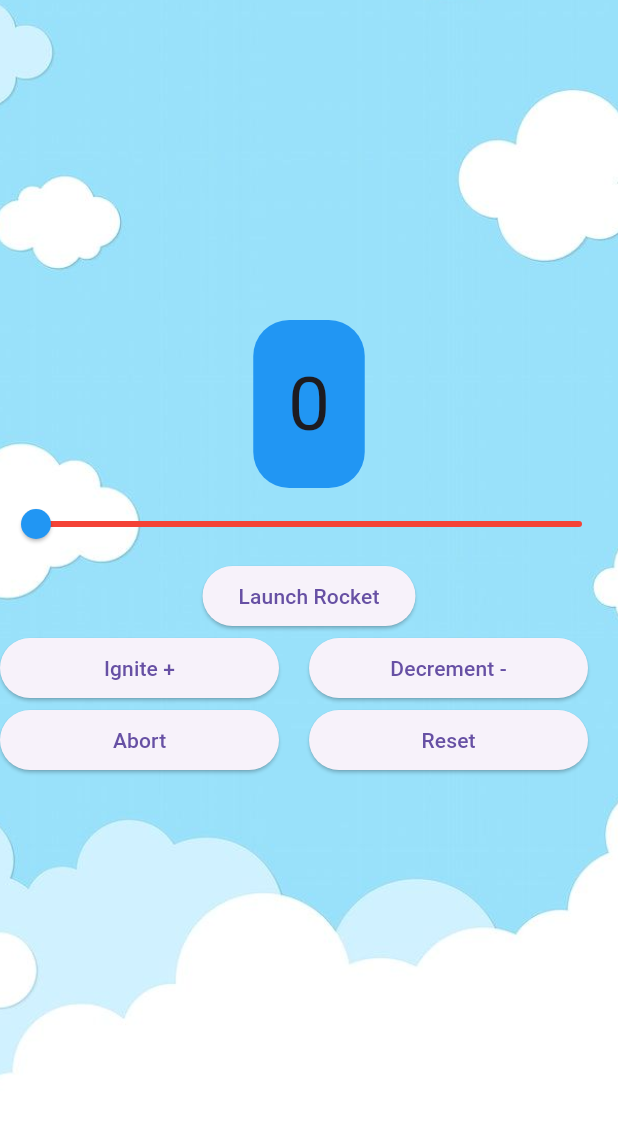
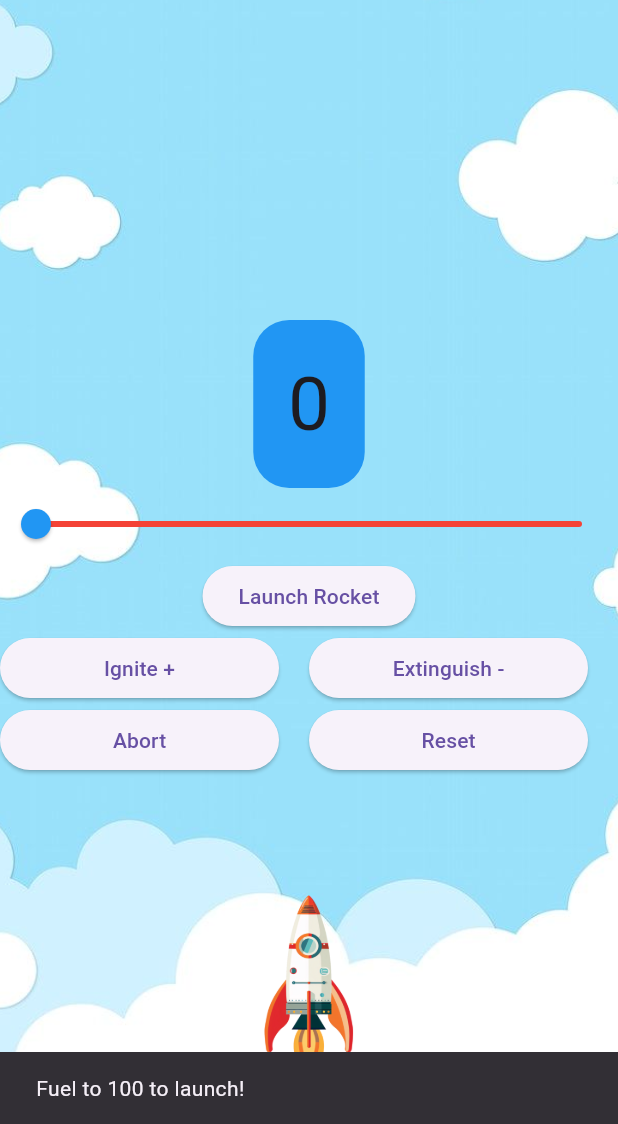
Before and after one commit to Osman-OO/Mission-Contro, a Flutter app: the screen it shows after launch, after a tap on "Launch Rocket", on a phone screen of 412 x 824 dp, the part 112-1236 px from its top. Run offline on Flutter 3.47's test engine with Material 3 defaults, Android fonts, the phone set to English and light mode, and no system bars.

Commit message:
added rocket image and animation (only launches when counter=100

```diff
--- a/lib/main.dart
+++ b/lib/main.dart
@@ -28,22 +28,26 @@
 class _CounterWidgetState extends State<CounterWidget> {
   //set counter value
   int _counter = 0;
+  bool _launched = false;
+  final double _rocketHeight = 140.0;
+  final double _rocketBottom = 20.0;
 
   void _ignite() {
     setState(() {
-      _counter = (_counter +1).clamp(0,100);
+      _counter = (_counter + 1).clamp(0, 100);
     });
   }
 
   void _decrement() {
     setState(() {
-      _counter = (_counter -1).clamp(0,100);
+      _counter = (_counter - 1).clamp(0, 100);
     });
   }
 
   void _abort() {
     setState(() {
       _counter = 0;
+      _launched = false;
     });
     ScaffoldMessenger.of(context).showSnackBar(
       const SnackBar(content: Text('Mission aborted!')),
@@ -53,6 +57,7 @@
   void _reset() {
     setState(() {
       _counter = 0;
+      _launched = false;
     });
     ScaffoldMessenger.of(context).showSnackBar(
       const SnackBar(content: Text('Reset to 0!')),
@@ -61,6 +66,8 @@
 
   @override
   Widget build(BuildContext context) {
+    final screenH = MediaQuery.of(context).size.height;
+    final double _offscreenDy = -(screenH / _rocketHeight + 0.6);
     return Container(
       decoration: const BoxDecoration(
         image: DecorationImage(
@@ -68,27 +75,29 @@
           fit: BoxFit.cover,
         ),
       ),
-      child:  Scaffold(
+      child: Scaffold(
         backgroundColor: Colors.transparent,
         appBar: AppBar(
           title: const Text('Rocket Launch Controller!!'),
         ),
         //set up the widget alignement
-        body: Column(
+        body: Stack(
+          clipBehavior: Clip.none,
+          children: [
+            Column(
               mainAxisAlignment: MainAxisAlignment.center,
               children: [
-            Center(
-              child: Container(
-                padding: const EdgeInsets.symmetric(vertical:20, horizontal: 23),
+                Container(
+                  padding:
+                      const EdgeInsets.symmetric(vertical: 20, horizontal: 23),
                   decoration: BoxDecoration(
                     color: Colors.blue,
-                  borderRadius :BorderRadius.circular(24),
+                    borderRadius: BorderRadius.circular(24),
                   ),
                   child: Text(
                     //to displays current number
                     '$_counter',
                     style: TextStyle(fontSize: 50.0),
-                ),
                   ),
                 ),
                 Slider(
@@ -105,6 +114,16 @@
                 ),
                 ElevatedButton(
                   onPressed: () {
+                    if (_counter == 100) {
+                      setState(() {
+                        _launched = true; // start the animation
+                      });
+                    } else {
+                      ScaffoldMessenger.of(context).showSnackBar(
+                        const SnackBar(
+                            content: Text('Fuel to 100 to launch!')),
+                      );
+                    }
                     // Action to be performed when the button is pressed
                     print('Rocket Launched with power $_counter!');
                   },
@@ -113,17 +132,17 @@
                 Row(
                   mainAxisAlignment: MainAxisAlignment.center,
                   children: [
-                Expanded(child:
-                ElevatedButton(
+                    Expanded(
+                      child: ElevatedButton(
                         onPressed: _ignite,
                         child: const Text('Ignite +'),
                       ),
                     ),
                     const SizedBox(width: 20),
-                Expanded(child:
-                ElevatedButton(
+                    Expanded(
+                      child: ElevatedButton(
                         onPressed: _decrement,
-                  child: const Text('Decrement -')
+                        child: const Text('Extinguish -'),
                       ),
                     ),
                     const SizedBox(width: 20),
@@ -132,15 +151,15 @@
                 Row(
                   mainAxisAlignment: MainAxisAlignment.center,
                   children: [
-                Expanded(child:
-                ElevatedButton(
+                    Expanded(
+                      child: ElevatedButton(
                         onPressed: _abort,
                         child: const Text('Abort'),
                       ),
                     ),
                     const SizedBox(width: 20),
-                Expanded(child:
-                ElevatedButton(
+                    Expanded(
+                      child: ElevatedButton(
                         onPressed: _reset,
                         child: const Text('Reset'),
                       ),
@@ -150,7 +169,26 @@
                 ),
               ],
             ),
-      )
+            Positioned(
+              left: 0,
+              right: 0,
+              bottom: _rocketBottom,
+              child: IgnorePointer(
+                ignoring: true,
+                child: AnimatedSlide(
+                  offset: _launched ? Offset(0, _offscreenDy) : Offset.zero, // slide up off-screen
+                  duration: const Duration(milliseconds: 1500),
+                  curve: Curves.easeIn,
+                  child: Image.asset(
+                    'assets/rocket.png',
+                    height: _rocketHeight,
+                  ),
+                ),
+              ),
+            ),
+          ],
+        ),
+      ),
     );
   }
 }
--- a/pubspec.yaml
+++ b/pubspec.yaml
@@ -53,6 +53,7 @@ dev_dependencies:
 flutter:
   assets:
   - assets/sky.jpg
+  - assets/rocket.png
 
   # The following line ensures that the Material Icons font is
   # included with your application, so that you can use the icons in
```
Also changed, not shown: assets/rocket.png (added). Lines whose indentation alone changed are shown as unchanged.
